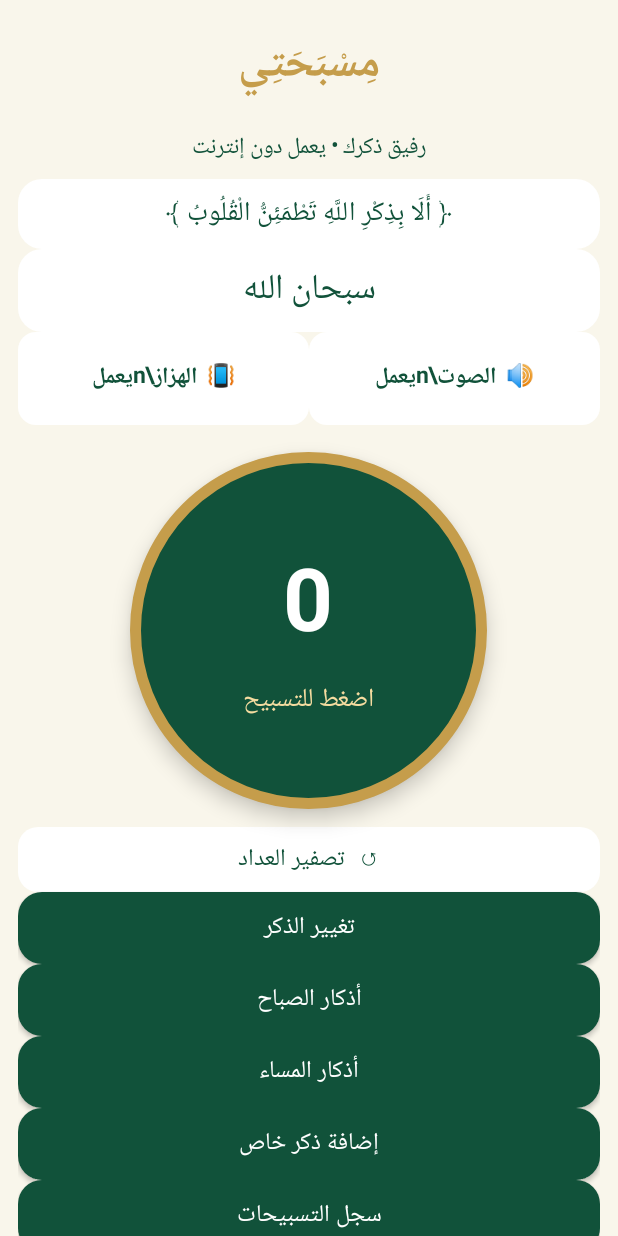
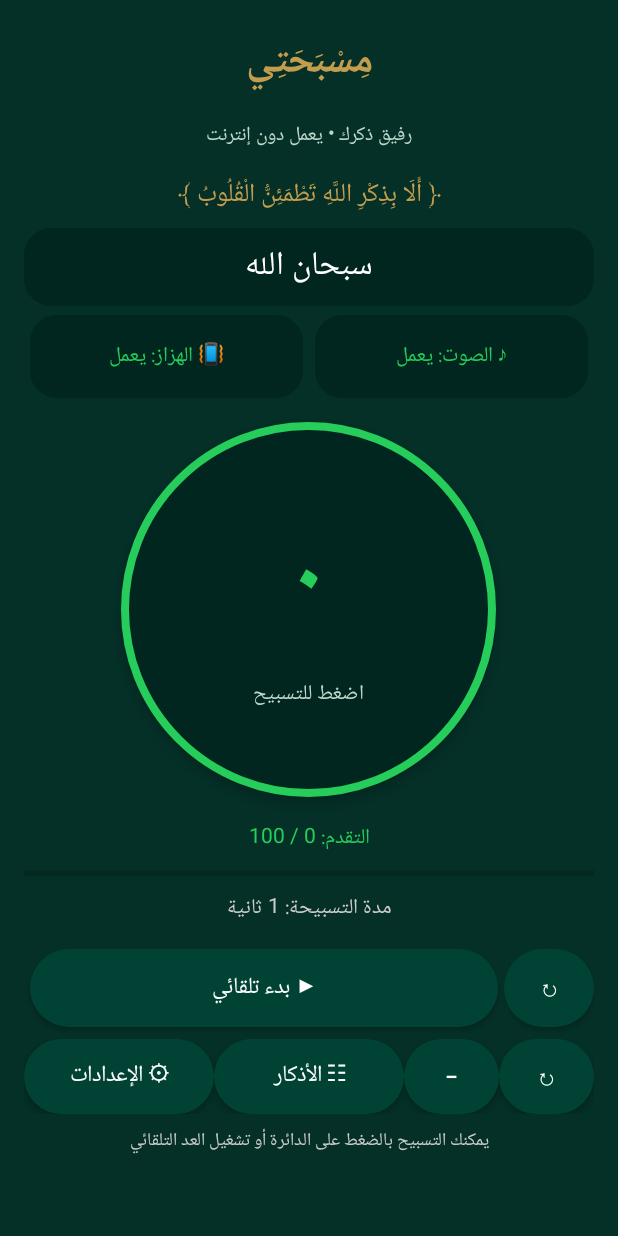
Before and after one commit to yojh454-a11y/mesbihati, an Android app: the screen it shows after launch (MainActivity), on a phone screen of 412 x 824 dp. Run offline under Robolectric (Android 15) with nearby library versions, the phone set to English and light mode, and no system bars.

Commit message:
Add automatic dhikr timer and saved dhikr profiles

```diff
--- a/app/src/main/java/com/mesbihati/app/MainActivity.java
+++ b/app/src/main/java/com/mesbihati/app/MainActivity.java
@@ -1,71 +1,127 @@
 package com.mesbihati.app;
 
 import android.app.*;
-import android.os.Bundle;
-import android.graphics.Typeface;
-import android.graphics.Color;
+import android.os.*;
+import android.graphics.*;
 import android.graphics.drawable.GradientDrawable;
 import android.view.*;
+import android.view.inputmethod.InputMethodManager;
+import android.content.*;
+import android.media.*;
 import android.widget.*;
-import android.content.*;
-import android.media.AudioManager;
-import android.media.ToneGenerator;
+import org.json.*;
 import java.util.*;
 
 public class MainActivity extends Activity {
-    final int green=Color.rgb(17,82,58), gold=Color.rgb(197,157,75), cream=Color.rgb(249,246,235);
-    int count=0; TextView counter, zikrView, vibrationToggle, soundToggle; LinearLayout root, content;
-    boolean vibrationOn=true, soundOn=true; ToneGenerator tone;
-    String currentZikr="سبحان الله";
-    String[] morning={"أصبحنا وأصبح الملك لله، والحمد لله، لا إله إلا الله وحده لا شريك له، له الملك وله الحمد وهو على كل شيء قدير.","اللهم بك أصبحنا وبك أمسينا وبك نحيا وبك نموت وإليك النشور.","رضيت بالله ربًا، وبالإسلام دينًا، وبمحمد ﷺ نبيًا."};
-    String[] evening={"أمسينا وأمسى الملك لله، والحمد لله، لا إله إلا الله وحده لا شريك له، له الملك وله الحمد وهو على كل شيء قدير.","اللهم بك أمسينا وبك أصبحنا وبك نحيا وبك نموت وإليك المصير.","رضيت بالله ربًا، وبالإسلام دينًا، وبمحمد ﷺ نبيًا."};
-    ArrayList<String> history=new ArrayList<>();
-    @Override public void onCreate(Bundle b){super.onCreate(b); getWindow().setStatusBarColor(green); getWindow().setNavigationBarColor(green);
-        count=getPreferences(0).getInt("count",0); vibrationOn=getPreferences(0).getBoolean("vibration",true); soundOn=getPreferences(0).getBoolean("sound",true); try{tone=new ToneGenerator(AudioManager.STREAM_NOTIFICATION,70);}catch(Exception ignored){} showHome();}
-    TextView text(String s,int size,int color){TextView t=new TextView(this);t.setText(s);t.setTextSize(size);t.setTextColor(color);t.setGravity(17);t.setPadding(12,12,12,12);return t;}
-    GradientDrawable bg(int color,int radius){GradientDrawable d=new GradientDrawable();d.setColor(color);d.setCornerRadius(radius);return d;}
-    Button button(String s){Button b=new Button(this);b.setText(s);b.setTextColor(Color.WHITE);b.setTextSize(16);b.setAllCaps(false);b.setBackground(bg(green,24));return b;}
-    void base(String subtitle){root=new LinearLayout(this);root.setOrientation(1);root.setPadding(18,16,18,16);root.setBackgroundColor(cream);
-        ScrollView sc=new ScrollView(this);sc.addView(root);setContentView(sc);
-        TextView head=text("مِسْبَحَتِي",30,gold);head.setTypeface(null,Typeface.BOLD);root.addView(head);
-        root.addView(text(subtitle,15,green));}
-    int dp(int n){return (int)(n*getResources().getDisplayMetrics().density+0.5f);}
-    TextView toggle(String icon,String label,boolean enabled){
-        TextView t=text(icon+"  "+label+"\\n"+(enabled?"يعمل":"متوقف"),15,enabled?green:Color.GRAY);
-        t.setTypeface(null,Typeface.BOLD);t.setBackground(bg(Color.WHITE,18));
-        LinearLayout.LayoutParams p=new LinearLayout.LayoutParams(0,dp(62),1);p.setMargins(dp(5),dp(8),dp(5),dp(8));return t;
+    final int bg=Color.rgb(4,48,39), panel=Color.rgb(0,38,31), green=Color.rgb(38,205,91), gold=Color.rgb(195,157,78), white=Color.WHITE;
+    final Handler handler=new Handler(Looper.getMainLooper());
+    final ArrayList<Dhikr> adhkar=new ArrayList<>();
+    int count=0,target=100,interval=1; boolean soundOn=true,vibrationOn=true,running=false;
+    String currentName="سبحان الله";
+    TextView counter,nameView,progressView,statusView,startButton;
+    ToneGenerator tone;
+    Runnable ticker;
+    SharedPreferences prefs;
+
+    static class Dhikr {
+        String name; int seconds,target;
+        Dhikr(String n,int s,int t){name=n;seconds=s;target=t;}
     }
-    void refreshToggles(){
-        vibrationToggle.setText("📳  الهزاز\\n"+(vibrationOn?"يعمل":"متوقف"));vibrationToggle.setTextColor(vibrationOn?green:Color.GRAY);
-        soundToggle.setText("🔊  الصوت\\n"+(soundOn?"يعمل":"متوقف"));soundToggle.setTextColor(soundOn?green:Color.GRAY);
+    @Override public void onCreate(Bundle b){super.onCreate(b);
+        prefs=getSharedPreferences("mesbihati",0);
+        getWindow().setStatusBarColor(bg);getWindow().setNavigationBarColor(bg);
+        count=prefs.getInt("count",0);soundOn=prefs.getBoolean("sound",true);vibrationOn=prefs.getBoolean("vibration",true);
+        currentName=prefs.getString("currentName","سبحان الله");interval=prefs.getInt("interval",1);target=prefs.getInt("target",100);
+        loadAdhkar();
+        try{tone=new ToneGenerator(AudioManager.STREAM_NOTIFICATION,65);}catch(Exception ignored){}
+        showHome();
     }
-    void showHome(){base("رفيق ذكرك • يعمل دون إنترنت");
-        TextView verse=text("﴿ أَلَا بِذِكْرِ اللَّهِ تَطْمَئِنُّ الْقُلُوبُ ﴾",18,green);verse.setBackground(bg(Color.WHITE,24));root.addView(verse);
-        zikrView=text(currentZikr,23,green);zikrView.setBackground(bg(Color.WHITE,24));root.addView(zikrView);
-        LinearLayout switches=new LinearLayout(this);switches.setOrientation(0);switches.setGravity(Gravity.CENTER);
-        vibrationToggle=toggle("📳","الهزاز",vibrationOn);soundToggle=toggle("🔊","الصوت",soundOn);
-        switches.addView(vibrationToggle,new LinearLayout.LayoutParams(0,dp(62),1));switches.addView(soundToggle,new LinearLayout.LayoutParams(0,dp(62),1));root.addView(switches);
-        vibrationToggle.setOnClickListener(v->{vibrationOn=!vibrationOn;getPreferences(0).edit().putBoolean("vibration",vibrationOn).apply();refreshToggles();});
-        soundToggle.setOnClickListener(v->{soundOn=!soundOn;getPreferences(0).edit().putBoolean("sound",soundOn).apply();refreshToggles();});
+    int dp(float n){return (int)(n*getResources().getDisplayMetrics().density+.5f);}
+    GradientDrawable shape(int color,int radius){GradientDrawable d=new GradientDrawable();d.setColor(color);d.setCornerRadius(dp(radius));return d;}
+    TextView label(String s,int size,int color){TextView t=new TextView(this);t.setText(s);t.setTextSize(size);t.setTextColor(color);t.setGravity(Gravity.CENTER);t.setPadding(dp(8),dp(7),dp(8),dp(7));return t;}
+    Button btn(String s){Button b=new Button(this);b.setText(s);b.setTextColor(white);b.setTextSize(15);b.setAllCaps(false);b.setBackground(shape(Color.rgb(0,67,53),28));return b;}
+    LinearLayout row(){LinearLayout l=new LinearLayout(this);l.setOrientation(0);l.setGravity(Gravity.CENTER);return l;}
+    void persist(){prefs.edit().putInt("count",count).putInt("target",target).putInt("interval",interval).putString("currentName",currentName).putBoolean("sound",soundOn).putBoolean("vibration",vibrationOn).apply();}
+    void loadAdhkar(){adhkar.clear();String raw=prefs.getString("adhkar","[]");try{JSONArray a=new JSONArray(raw);for(int i=0;i<a.length();i++){JSONObject o=a.getJSONObject(i);adhkar.add(new Dhikr(o.getString("name"),o.getInt("seconds"),o.getInt("target")));}}catch(Exception ignored){}
+        if(adhkar.isEmpty()){adhkar.add(new Dhikr("سبحان الله",1,100));adhkar.add(new Dhikr("الحمد لله",2,100));adhkar.add(new Dhikr("أستغفر الله",3,100));saveAdhkar();}
+    }
+    void saveAdhkar(){JSONArray a=new JSONArray();try{for(Dhikr d:adhkar){JSONObject o=new JSONObject();o.put("name",d.name);o.put("seconds",d.seconds);o.put("target",d.target);a.put(o);}}catch(Exception ignored){}prefs.edit().putString("adhkar",a.toString()).apply();}
+    void base(String subtitle){LinearLayout root=new LinearLayout(this);root.setOrientation(1);root.setPadding(dp(16),dp(12),dp(16),dp(12));root.setBackgroundColor(bg);
+        ScrollView sc=new ScrollView(this);sc.setFillViewport(true);sc.addView(root);setContentView(sc);
+        TextView head=label("مِسْبَحَتِي",27,gold);head.setTypeface(null,1);root.addView(head);
+        root.addView(label(subtitle,13,Color.rgb(190,215,203)));
+        content=root;
+    }
+    LinearLayout content;
+    void showHome(){
+        stopAuto();base("رفيق ذكرك • يعمل دون إنترنت");
+        TextView quote=label("﴿ أَلَا بِذِكْرِ اللَّهِ تَطْمَئِنُّ الْقُلُوبُ ﴾",17,gold);content.addView(quote);
+        nameView=label(currentName,22,white);nameView.setBackground(shape(panel,18));content.addView(nameView);
+        LinearLayout toggles=row();
+        TextView vib=label((vibrationOn?"📳 الهزاز: يعمل":"📳 الهزاز: متوقف"),14,vibrationOn?green:Color.LTGRAY);vib.setBackground(shape(panel,18));
+        TextView snd=label((soundOn?"♪ الصوت: يعمل":"♪ الصوت: متوقف"),14,soundOn?green:Color.LTGRAY);snd.setBackground(shape(panel,18));
+        LinearLayout.LayoutParams half=new LinearLayout.LayoutParams(0,dp(55),1);half.setMargins(dp(4),dp(6),dp(4),dp(6));toggles.addView(vib,half);toggles.addView(snd,half);content.addView(toggles);
+        vib.setOnClickListener(v->{vibrationOn=!vibrationOn;persist();showHome();});
+        snd.setOnClickListener(v->{soundOn=!soundOn;persist();showHome();});
         LinearLayout circle=new LinearLayout(this);circle.setOrientation(1);circle.setGravity(Gravity.CENTER);
-        GradientDrawable cb=new GradientDrawable();cb.setShape(GradientDrawable.OVAL);cb.setColor(green);cb.setStroke(dp(7),gold);circle.setBackground(cb);circle.setElevation(dp(8));
-        LinearLayout.LayoutParams cp=new LinearLayout.LayoutParams(dp(238),dp(238));cp.gravity=Gravity.CENTER;cp.setMargins(0,dp(18),0,dp(12));root.addView(circle,cp);
-        counter=text(String.valueOf(count),58,Color.WHITE);counter.setTypeface(null,Typeface.BOLD);circle.addView(counter);
-        circle.addView(text("اضغط للتسبيح",17,Color.rgb(245,220,160)));circle.setClickable(true);circle.setOnClickListener(v->increment());
-        TextView reset=text("↺  تصفير العداد",16,green);reset.setBackground(bg(Color.WHITE,20));root.addView(reset);
-        reset.setOnClickListener(v->new AlertDialog.Builder(this).setTitle("تصفير العداد").setMessage("هل تريد تصفير عدد التسبيحات؟").setNegativeButton("إلغاء",null).setPositiveButton("تصفير",(d,w)->{count=0;counter.setText("0");getPreferences(0).edit().putInt("count",0).apply();}).show());
-        Button change=button("تغيير الذكر");root.addView(change);change.setOnClickListener(v->new AlertDialog.Builder(this).setTitle("اختر الذكر").setItems(new String[]{"سبحان الله","الحمد لله","الله أكبر","لا إله إلا الله","أستغفر الله"},(d,w)->{currentZikr=new String[]{"سبحان الله","الحمد لله","الله أكبر","لا إله إلا الله","أستغفر الله"}[w];zikrView.setText(currentZikr);}).show());
-        Button morningBtn=button("أذكار الصباح");root.addView(morningBtn);morningBtn.setOnClickListener(v->showAzkar("أذكار الصباح",morning));
-        Button eveningBtn=button("أذكار المساء");root.addView(eveningBtn);eveningBtn.setOnClickListener(v->showAzkar("أذكار المساء",evening));
-        Button add=button("إضافة ذكر خاص");root.addView(add);add.setOnClickListener(v->addZikr());
-        Button hist=button("سجل التسبيحات");root.addView(hist);hist.setOnClickListener(v->new AlertDialog.Builder(this).setTitle("سجل التسبيحات").setMessage("إجمالي تسبيحاتك المحفوظة: "+count).setPositiveButton("حسنًا",null).show());
-        root.addView(text("نسأل الله أن يعيننا على ذكره وشكره وحسن عبادته",13,green));
+        GradientDrawable cd=new GradientDrawable();cd.setShape(GradientDrawable.OVAL);cd.setColor(panel);cd.setStroke(dp(5),green);circle.setBackground(cd);
+        circle.setElevation(dp(5));LinearLayout.LayoutParams cp=new LinearLayout.LayoutParams(dp(250),dp(250));cp.gravity=Gravity.CENTER;cp.setMargins(0,dp(10),0,dp(8));content.addView(circle,cp);
+        counter=label(arabic(count),58,green);counter.setTypeface(null,1);circle.addView(counter);
+        circle.addView(label("اضغط للتسبيح",14,Color.rgb(190,215,203)));
+        circle.setOnClickListener(v->increment());
+        progressView=label("التقدم: "+count+" / "+target,14,green);content.addView(progressView);
+        ProgressBar bar=new ProgressBar(this,null,android.R.attr.progressBarStyleHorizontal);bar.setMax(Math.max(1,target));bar.setProgress(Math.min(count,target));content.addView(bar,new LinearLayout.LayoutParams(-1,dp(8)));
+        statusView=label("مدة التسبيحة: "+interval+" ثانية",14,Color.LTGRAY);content.addView(statusView);
+        LinearLayout actions=row();
+        Button start=btn(running?"إيقاف مؤقت":"▶ بدء تلقائي");Button reset=btn("↻");
+        LinearLayout.LayoutParams ap=new LinearLayout.LayoutParams(0,dp(52),1);ap.setMargins(dp(4),dp(8),dp(4),dp(8));actions.addView(start,ap);actions.addView(reset,new LinearLayout.LayoutParams(dp(60),dp(52)));content.addView(actions);
+        start.setOnClickListener(v->{if(running)stopAuto();else startAuto();showHome();});
+        reset.setOnClickListener(v->confirmReset());
+        LinearLayout bottom=row();
+        Button settings=btn("⚙ الإعدادات");Button list=btn("☷ الأذكار");Button minus=btn("−");Button clear=btn("↻");
+        bottom.addView(settings,new LinearLayout.LayoutParams(0,dp(50),2));bottom.addView(list,new LinearLayout.LayoutParams(0,dp(50),2));bottom.addView(minus,new LinearLayout.LayoutParams(0,dp(50),1));bottom.addView(clear,new LinearLayout.LayoutParams(0,dp(50),1));content.addView(bottom);
+        settings.setOnClickListener(v->editDhikr(findCurrent(),false));list.setOnClickListener(v->showDhikrList());
+        minus.setOnClickListener(v->{if(count>0){count--;persist();refreshCounter();}});
+        clear.setOnClickListener(v->confirmReset());
+        content.addView(label("يمكنك التسبيح بالضغط على الدائرة أو تشغيل العد التلقائي",12,Color.LTGRAY));
     }
-    void increment(){
-        count++;counter.setText(String.valueOf(count));getPreferences(0).edit().putInt("count",count).apply();
-        if(vibrationOn){try{android.os.Vibrator vb=(android.os.Vibrator)getSystemService(VIBRATOR_SERVICE);if(vb!=null&&vb.hasVibrator()){if(android.os.Build.VERSION.SDK_INT>=26)vb.vibrate(android.os.VibrationEffect.createOneShot(35,android.os.VibrationEffect.DEFAULT_AMPLITUDE));else vb.vibrate(35);}}catch(Exception ignored){}}
-        if(soundOn&&tone!=null){try{tone.startTone(ToneGenerator.TONE_PROP_BEEP,90);}catch(Exception ignored){}}
+    String arabic(int n){return String.format(java.util.Locale.forLanguageTag("ar"),"%d",n);}
+    Dhikr findCurrent(){for(Dhikr d:adhkar)if(d.name.equals(currentName))return d;return new Dhikr(currentName,interval,target);}
+    void refreshCounter(){if(counter!=null){counter.setText(arabic(count));progressView.setText("التقدم: "+count+" / "+target);}}
+    void increment(){count++;if(count>=target){count=target;stopAuto();}persist();refreshCounter();feedback();}
+    void feedback(){if(vibrationOn)try{android.os.Vibrator v=(android.os.Vibrator)getSystemService(VIBRATOR_SERVICE);if(v!=null&&v.hasVibrator()){if(Build.VERSION.SDK_INT>=26)v.vibrate(VibrationEffect.createOneShot(28,75));else v.vibrate(28);}}catch(Exception ignored){}
+        if(soundOn&&tone!=null)try{tone.startTone(ToneGenerator.TONE_PROP_ACK,75);}catch(Exception ignored){}}
+    void startAuto(){if(running)return;if(count>=target)count=0;running=true;statusView.setText("العد التلقائي يعمل • كل "+interval+" ثانية");scheduleTick();}
+    void scheduleTick(){if(ticker!=null)handler.removeCallbacks(ticker);ticker=()->{if(!running)return;increment();if(running)scheduleTick();};handler.postDelayed(ticker,Math.max(1,interval)*1000L);}
+    void stopAuto(){running=false;if(ticker!=null)handler.removeCallbacks(ticker);ticker=null;}
+    void confirmReset(){new AlertDialog.Builder(this).setTitle("البدء من جديد").setMessage("هل تريد البدء من جديد؟").setNegativeButton("لا",null).setPositiveButton("نعم",(d,w)->{stopAuto();count=0;persist();showHome();}).show();}
+    void showDhikrList(){base("الأذكار المحفوظة ومؤقتاتها");
+        Button add=btn("+ إضافة ذكر جديد");content.addView(add);add.setOnClickListener(v->editDhikr(null,true));
+        for(Dhikr d:new ArrayList<>(adhkar)){LinearLayout item=new LinearLayout(this);item.setOrientation(1);item.setPadding(dp(8),dp(6),dp(8),dp(6));item.setBackground(shape(panel,16));
+            TextView title=label(d.name,19,white);item.addView(title);item.addView(label("كل "+d.seconds+" ثانية • الهدف "+d.target,13,green));
+            LinearLayout buttons=row();Button use=btn("اختيار");Button edit=btn("تعديل");Button del=btn("حذف");buttons.addView(use,new LinearLayout.LayoutParams(0,dp(44),1));buttons.addView(edit,new LinearLayout.LayoutParams(0,dp(44),1));buttons.addView(del,new LinearLayout.LayoutParams(0,dp(44),1));item.addView(buttons);
+            LinearLayout.LayoutParams ip=new LinearLayout.LayoutParams(-1,-2);ip.setMargins(0,dp(6),0,dp(6));content.addView(item,ip);
+            use.setOnClickListener(v->{stopAuto();currentName=d.name;interval=d.seconds;target=d.target;count=0;persist();showHome();});
+            edit.setOnClickListener(v->editDhikr(d,false));
+            del.setOnClickListener(v->new AlertDialog.Builder(this).setMessage("هل تريد حذف هذا الذكر؟").setNegativeButton("لا",null).setPositiveButton("نعم",(x,y)->{adhkar.remove(d);saveAdhkar();showDhikrList();}).show());
+        }
+        Button back=btn("العودة إلى المسبحة");content.addView(back);back.setOnClickListener(v->showHome());
     }
-    void showAzkar(String title,String[] list){base(title);for(String z:list){TextView t=text(z,19,green);t.setBackground(bg(Color.WHITE,20));LinearLayout.LayoutParams p=new LinearLayout.LayoutParams(-1,-2);p.setMargins(0,10,0,10);root.addView(t,p);}Button back=button("العودة للرئيسية");root.addView(back);back.setOnClickListener(v->showHome());}
-    void addZikr(){EditText e=new EditText(this);e.setHint("اكتب الذكر هنا");new AlertDialog.Builder(this).setTitle("إضافة ذكر خاص").setView(e).setPositiveButton("حفظ",(d,w)->{String s=e.getText().toString().trim();if(!s.isEmpty()){currentZikr=s;showHome();}}).setNegativeButton("إلغاء",null).show();}
+    void editDhikr(Dhikr old,boolean isNew){
+        LinearLayout form=new LinearLayout(this);form.setPadding(dp(12),dp(4),dp(12),dp(4));form.setOrientation(1);
+        EditText name=new EditText(this);name.setSingleLine(true);name.setHint("اسم الذكر أو التسبيح");name.setText(old==null?"":old.name);form.addView(name);
+        EditText seconds=new EditText(this);seconds.setInputType(2);seconds.setHint("المدة بين كل تسبيحة بالثواني");seconds.setText(String.valueOf(old==null?1:old.seconds));form.addView(seconds);
+        EditText goal=new EditText(this);goal.setInputType(2);goal.setHint("العدد المستهدف");goal.setText(String.valueOf(old==null?100:old.target));form.addView(goal);
+        new AlertDialog.Builder(this).setTitle(isNew?"إضافة ذكر محفوظ":"إعدادات الذكر").setView(form).setNegativeButton("إلغاء",null).setPositiveButton("حفظ",(dialog,which)->{
+            String n=name.getText().toString().trim();int sec=parse(seconds.getText().toString(),1),t=parse(goal.getText().toString(),100);
+            if(n.isEmpty()){Toast.makeText(this,"اكتب اسم الذكر أولاً",Toast.LENGTH_SHORT).show();return;}
+            sec=Math.max(1,Math.min(sec,3600));t=Math.max(1,Math.min(t,1000000));
+            if(isNew){adhkar.add(new Dhikr(n,sec,t));currentName=n;count=0;}
+            else if(old!=null){old.name=n;old.seconds=sec;old.target=t;currentName=n;}
+            interval=sec;target=t;persist();saveAdhkar();showHome();
+        }).show();
+    }
+    int parse(String s,int fallback){try{return Integer.parseInt(s.trim());}catch(Exception e){return fallback;}}
+    @Override protected void onPause(){super.onPause();persist();}
+    @Override protected void onDestroy(){stopAuto();if(tone!=null)tone.release();super.onDestroy();}
 }
```
